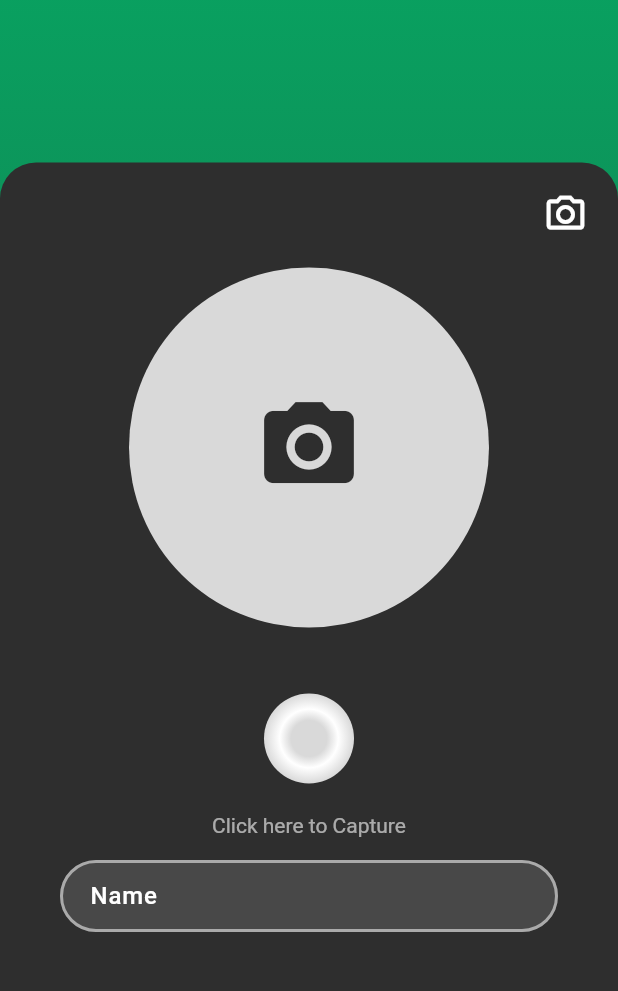
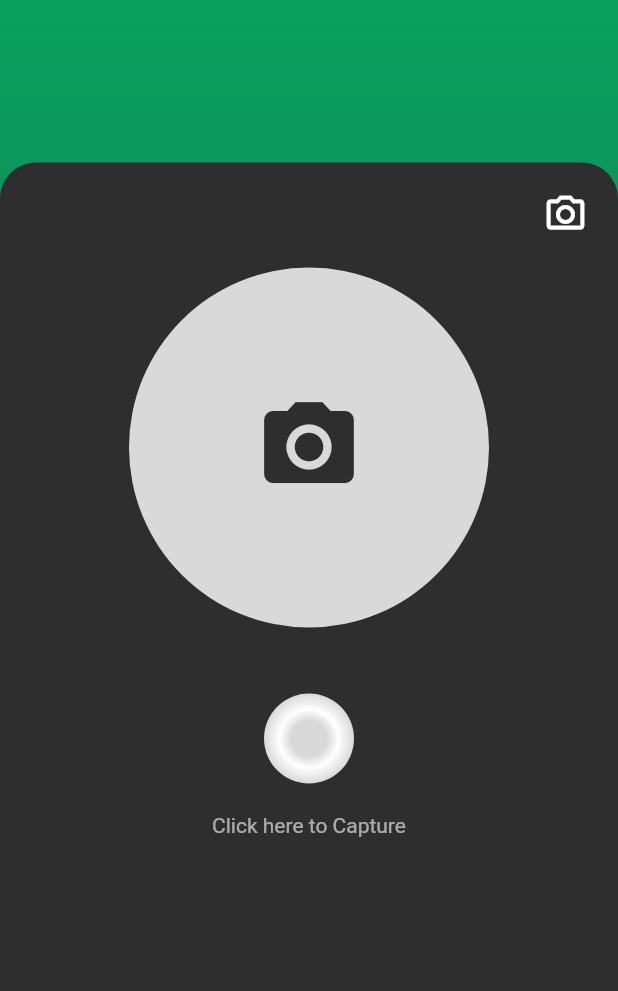
Before and after one commit to AslamThachapalli/face-authentication-app, a Flutter app: the AuthenticateFaceView screen opened directly, on a phone screen of 412 x 824 dp, the part 60-1051 px from its top. Run offline on Flutter 3.47's test engine with Material 2 defaults, Android fonts, the phone set to English and light mode, and no system bars; our stand-ins replace cloud_firestore, firebase_core, image_picker; missing offline and left inert: flutter_face_api, google_mlkit_face_detection; accounts and stored records are empty.

Commit message:
Used google_ml_kit to authenticate user without entering name or any id.

```diff
--- a/lib/authenticate_face/authenticate_face_view.dart
+++ b/lib/authenticate_face/authenticate_face_view.dart
@@ -1,10 +1,12 @@
 import 'dart:convert';
 import 'dart:developer';
+import 'dart:math' as math;
 import 'dart:typed_data';
 import 'dart:ui';
 
 import 'package:cloud_firestore/cloud_firestore.dart';
 import 'package:face_auth/authenticate_face/token_details_view.dart';
+import 'package:face_auth/common/utils/extract_face_feature.dart';
 import 'package:face_auth/common/views/camera_view.dart';
 import 'package:face_auth/common/views/custom_button.dart';
 import 'package:face_auth/constants/theme.dart';
@@ -13,6 +15,7 @@ import 'package:face_auth/model/user_model.dart';
 import 'package:flutter/services.dart';
 import 'package:flutter_face_api/face_api.dart' as Regula;
 import 'package:flutter/material.dart';
+import 'package:google_mlkit_face_detection/google_mlkit_face_detection.dart';
 
 class AuthenticateFaceView extends StatefulWidget {
   const AuthenticateFaceView({Key? key}) : super(key: key);
@@ -22,14 +25,21 @@ class AuthenticateFaceView extends StatefulWidget {
 }
 
 class _AuthenticateFaceViewState extends State<AuthenticateFaceView> {
+  final FaceDetector _faceDetector = FaceDetector(
+    options: FaceDetectorOptions(
+      enableLandmarks: true,
+      performanceMode: FaceDetectorMode.accurate,
+    ),
+  );
+  FaceFeatures? _faceFeatures;
   var image1 = Regula.MatchFacesImage();
   var image2 = Regula.MatchFacesImage();
 
   String _similarity = "";
   bool _canAuthenticate = false;
-  final _formKey = GlobalKey<FormFieldState>();
-  final TextEditingController _nameController = TextEditingController();
-  List<UserModel> users = <UserModel>[];
+  // final _formKey = GlobalKey<FormFieldState>();
+  // final TextEditingController _nameController = TextEditingController();
+  List<dynamic> users = [];
   bool userExists = false;
   UserModel? loggingUser;
   bool isMatching = false;
@@ -42,6 +52,12 @@ class _AuthenticateFaceViewState extends State<AuthenticateFaceView> {
   }
 
   Future<void> _initPlatformState() async {}
+
+  @override
+  void dispose() {
+    _faceDetector.close();
+    super.dispose();
+  }
 
   @override
   Widget build(BuildContext context) {
@@ -87,70 +103,34 @@ class _AuthenticateFaceViewState extends State<AuthenticateFaceView> {
                           topRight: Radius.circular(24),
                         ),
                       ),
-                      child: SingleChildScrollView(
                       child: Column(
                         children: [
                           CameraView(
                             onImage: (image) {
                               _setImage(image);
                             },
-                            ),
-                            Padding(
-                              padding: const EdgeInsets.symmetric(
-                                  horizontal: 20, vertical: 15),
-                              child: TextFormField(
-                                key: _formKey,
-                                controller: _nameController,
-                                style: const TextStyle(
-                                  color: primaryWhite,
-                                  fontWeight: FontWeight.w500,
-                                  letterSpacing: 0.6,
-                                ),
-                                cursorColor: Color(0xffAAAAAA),
-                                decoration: InputDecoration(
-                                  contentPadding: EdgeInsets.symmetric(
-                                    vertical: 8,
-                                    horizontal: 20,
-                                  ),
-                                  filled: true,
-                                  fillColor: Color(0xff484848),
-                                  hintText: "Name",
-                                  hintStyle: TextStyle(
-                                    color: primaryWhite,
-                                    fontWeight: FontWeight.w500,
-                                  ),
-                                  enabledBorder: OutlineInputBorder(
-                                    borderRadius: BorderRadius.circular(28),
-                                    borderSide: BorderSide(
-                                      width: 2,
-                                      color: Color(0xffAAAAAA),
+                            onInputImage: (inputImage) async {
+                              showDialog(
+                                context: context,
+                                barrierDismissible: false,
+                                builder: (context) => const Center(
+                                  child: CircularProgressIndicator(
+                                    color: accentColor,
                                   ),
                                 ),
-                                  focusedBorder: OutlineInputBorder(
-                                    borderRadius: BorderRadius.circular(28),
-                                    borderSide: BorderSide(
-                                      width: 2,
-                                      color: Color(0xffAAAAAA),
-                                    ),
-                                  ),
-                                ),
-                                validator: (val) {
-                                  if (val == null || val.trim().isEmpty) {
-                                    return "Enter Name";
-                                  } else {
-                                    return null;
-                                  }
+                              );
+                              _faceFeatures = await extractFaceFeatures(
+                                  inputImage, _faceDetector);
+                              setState(() {});
+                              if (mounted) Navigator.of(context).pop();
                             },
                           ),
-                            ),
+                          Spacer(),
                           if (_canAuthenticate)
                             CustomButton(
                               text: "Redeem Token",
                               arrowColor: primaryBlack,
                               onTap: () {
-                                  if (_formKey.currentState!.validate()) {
-                                    FocusScope.of(context).unfocus();
-
                                 showDialog(
                                   context: context,
                                   barrierDismissible: false,
@@ -163,18 +143,11 @@ class _AuthenticateFaceViewState extends State<AuthenticateFaceView> {
 
                                 FirebaseFirestore.instance
                                     .collection("users")
-                                        .where(
-                                          "name",
-                                          isEqualTo: _nameController.text
-                                              .trim()
-                                              .toUpperCase(),
-                                        )
                                     .get()
                                     .catchError((e) {
                                   log("Getting User Error: $e");
                                   Navigator.of(context).pop();
-                                      ScaffoldMessenger.of(context)
-                                          .showSnackBar(
+                                  ScaffoldMessenger.of(context).showSnackBar(
                                     SnackBar(
                                       content: Text(
                                           "Something went wrong. Please try again."),
@@ -185,29 +158,42 @@ class _AuthenticateFaceViewState extends State<AuthenticateFaceView> {
                                   );
                                 }).then((snap) {
                                   if (snap.docs.isNotEmpty) {
+                                    users.clear();
+                                    log(snap.docs.length.toString(),
+                                        name: "Total Registered Users");
+                                    for (var doc in snap.docs) {
+                                      UserModel user =
+                                          UserModel.fromJson(doc.data());
+                                      double similarity = compareFaces(
+                                          _faceFeatures!, user.faceFeatures!);
+                                      if (similarity >= 0.8 &&
+                                          similarity <= 2) {
+                                        users.add([user, similarity]);
+                                      }
+                                    }
+                                    log(users.length.toString(),
+                                        name: "Filtered Users");
                                     setState(() {
-                                          for (var doc in snap.docs) {
-                                            users.add(
-                                              UserModel.fromJson(doc.data()),
-                                            );
-                                          }
+                                      users.sort((a, b) =>
+                                          (((a.last as double) - 1).abs())
+                                              .compareTo(
+                                                  ((b.last as double) - 1)
+                                                      .abs()));
                                     });
 
                                     _matchFaces();
                                   } else {
                                     _showDialog(
-                                          title: "User Not Found",
+                                      title: "No Users Registered",
                                       description:
-                                              "Make sure user is registered. If already registered enter registered name.",
+                                          "Make sure users are registered first before redeeming token.",
                                     );
                                   }
                                 });
-                                  }
                               },
                             ),
                           SizedBox(height: 30),
                         ],
-                        ),
                       ),
                     ),
                   ],
@@ -229,10 +215,53 @@ class _AuthenticateFaceViewState extends State<AuthenticateFaceView> {
     });
   }
 
+  double compareFaces(FaceFeatures face1, FaceFeatures face2) {
+    double distEar1 = euclideanDistance(face1.rightEar!, face1.leftEar!);
+    double distEar2 = euclideanDistance(face2.rightEar!, face2.leftEar!);
+
+    double ratioEar = distEar1 / distEar2;
+
+    double distEye1 = euclideanDistance(face1.rightEye!, face1.leftEye!);
+    double distEye2 = euclideanDistance(face2.rightEye!, face2.leftEye!);
+
+    double ratioEye = distEye1 / distEye2;
+
+    double distCheek1 = euclideanDistance(face1.rightCheek!, face1.leftCheek!);
+    double distCheek2 = euclideanDistance(face2.rightCheek!, face2.leftCheek!);
+
+    double ratioCheek = distCheek1 / distCheek2;
+
+    double distMouth1 = euclideanDistance(face1.rightMouth!, face1.leftMouth!);
+    double distMouth2 = euclideanDistance(face2.rightMouth!, face2.leftMouth!);
+
+    double ratioMouth = distMouth1 / distMouth2;
+
+    double distNoseToMouth1 =
+        euclideanDistance(face1.noseBase!, face1.bottomMouth!);
+    double distNoseToMouth2 =
+        euclideanDistance(face2.noseBase!, face2.bottomMouth!);
+
+    double ratioNoseToMouth = distNoseToMouth1 / distNoseToMouth2;
+
+    double ratio =
+        (ratioEye + ratioEar + ratioCheek + ratioMouth + ratioNoseToMouth) / 5;
+    log("------Ratio--------");
+    log(ratio.toString());
+
+    return ratio;
+  }
+
+// A function to calculate the Euclidean distance between two points
+  double euclideanDistance(Points p1, Points p2) {
+    final sqr =
+        math.sqrt(math.pow((p1.x! - p2.x!), 2) + math.pow((p1.y! - p2.y!), 2));
+    return sqr;
+  }
+
   _matchFaces() async {
     bool faceMatched = false;
-    for (UserModel user in users) {
-      image1.bitmap = user.image;
+    for (List user in users) {
+      image1.bitmap = (user.first as UserModel).image;
       image1.imageType = Regula.ImageType.PRINTED;
 
       //Face comparing logic.
@@ -254,7 +283,7 @@ class _AuthenticateFaceViewState extends State<AuthenticateFaceView> {
 
         if (_similarity != "error" && double.parse(_similarity) > 90.00) {
           faceMatched = true;
-          loggingUser = user;
+          loggingUser = user.first;
         } else {
           faceMatched = false;
         }
@@ -295,7 +324,6 @@ class _AuthenticateFaceViewState extends State<AuthenticateFaceView> {
 
           int redeemedOn = DateTime.now().millisecondsSinceEpoch;
           loggingUser!.lastRedeemedOn = redeemedOn;
-          // loggingUser!.redeemedDates!.add(redeemedOn);
 
           int tokensUsed = loggingUser!.tokensUsed! + 1;
           loggingUser!.tokensUsed = tokensUsed;
--- a/lib/common/views/camera_view.dart
+++ b/lib/common/views/camera_view.dart
@@ -3,15 +3,16 @@ import 'dart:typed_data';
 
 import 'package:face_auth/constants/theme.dart';
 import 'package:flutter/material.dart';
+import 'package:google_mlkit_face_detection/google_mlkit_face_detection.dart';
 import 'package:image_picker/image_picker.dart';
 
 class CameraView extends StatefulWidget {
-  const CameraView({
-    Key? key,
-    required this.onImage,
-  }) : super(key: key);
+  const CameraView(
+      {Key? key, required this.onImage, required this.onInputImage})
+      : super(key: key);
 
-  final Function(Uint8List inputImage) onImage;
+  final Function(Uint8List image) onImage;
+  final Function(InputImage inputImage) onInputImage;
 
   @override
   State<CameraView> createState() => _CameraViewState();
@@ -115,5 +116,8 @@ class _CameraViewState extends State<CameraView> {
 
     Uint8List imageBytes = _image!.readAsBytesSync();
     widget.onImage(imageBytes);
+
+    InputImage inputImage = InputImage.fromFilePath(path);
+    widget.onInputImage(inputImage);
   }
 }
--- a/lib/model/user_model.dart
+++ b/lib/model/user_model.dart
@@ -7,8 +7,8 @@ class UserModel {
   int? tokensLeft;
   int? tokensUsed;
   int? lastRedeemedOn;
-  // List<int>? redeemedDates;
-  int? createdAt;
+  FaceFeatures? faceFeatures;
+  int? registeredOn;
 
   UserModel({
     this.id,
@@ -19,8 +19,8 @@ class UserModel {
     this.tokensLeft,
     this.tokensUsed,
     this.lastRedeemedOn,
-    // this.redeemedDates,
-    this.createdAt,
+    this.faceFeatures,
+    this.registeredOn,
   });
 
   factory UserModel.fromJson(Map<String, dynamic> json) {
@@ -33,10 +33,8 @@ class UserModel {
       tokensLeft: json['tokensLeft'],
       tokensUsed: json['tokensUsed'] ?? 0,
       lastRedeemedOn: json['lastRedeemedOn'],
-      // redeemedDates: json['redeemedDates'] != null
-      //     ? (json['redeemedDates'] as List).map((e) => e as int).toList()
-      //     : <int>[],
-      createdAt: json['createdAt'],
+      faceFeatures: FaceFeatures.fromJson(json["faceFeatures"]),
+      registeredOn: json['registeredOn'],
     );
   }
 
@@ -50,8 +48,77 @@ class UserModel {
       'tokensLeft': tokensLeft,
       'tokensUsed': tokensUsed,
       'lastRedeemedOn': lastRedeemedOn,
-      // 'redeemedDates': redeemedDates,
-      'createdAt': createdAt,
+      'faceFeatures': faceFeatures?.toJson() ?? {},
+      'registeredOn': registeredOn,
     };
   }
 }
+
+class FaceFeatures {
+  Points? rightEar;
+  Points? leftEar;
+  Points? rightEye;
+  Points? leftEye;
+  Points? rightCheek;
+  Points? leftCheek;
+  Points? rightMouth;
+  Points? leftMouth;
+  Points? noseBase;
+  Points? bottomMouth;
+
+  FaceFeatures({
+    this.rightMouth,
+    this.leftMouth,
+    this.leftCheek,
+    this.rightCheek,
+    this.leftEye,
+    this.rightEar,
+    this.leftEar,
+    this.rightEye,
+    this.noseBase,
+    this.bottomMouth,
+  });
+
+  factory FaceFeatures.fromJson(Map<String, dynamic> json) => FaceFeatures(
+        rightMouth: Points.fromJson(json["rightMouth"]),
+        leftMouth: Points.fromJson(json["leftMouth"]),
+        leftCheek: Points.fromJson(json["leftCheek"]),
+        rightCheek: Points.fromJson(json["rightCheek"]),
+        leftEye: Points.fromJson(json["leftEye"]),
+        rightEar: Points.fromJson(json["rightEar"]),
+        leftEar: Points.fromJson(json["leftEar"]),
+        rightEye: Points.fromJson(json["rightEye"]),
+    noseBase: Points.fromJson(json["noseBase"]),
+    bottomMouth: Points.fromJson(json["bottomMouth"]),
+      );
+
+  Map<String, dynamic> toJson() => {
+        "rightMouth": rightMouth?.toJson() ?? {},
+        "leftMouth": leftMouth?.toJson() ?? {},
+        "leftCheek": leftCheek?.toJson() ?? {},
+        "rightCheek": rightCheek?.toJson() ?? {},
+        "leftEye": leftEye?.toJson() ?? {},
+        "rightEar": rightEar?.toJson() ?? {},
+        "leftEar": leftEar?.toJson() ?? {},
+        "rightEye": rightEye?.toJson() ?? {},
+        "noseBase": noseBase?.toJson() ?? {},
+        "bottomMouth": bottomMouth?.toJson() ?? {},
+      };
+}
+
+class Points {
+  int? x;
+  int? y;
+
+  Points({
+    required this.x,
+    required this.y,
+  });
+
+  factory Points.fromJson(Map<String, dynamic> json) => Points(
+        x: (json['x'] ?? 0) as int,
+        y: (json['y'] ?? 0) as int,
+      );
+
+  Map<String, dynamic> toJson() => {'x': x, 'y': y};
+}
--- a/pubspec.yaml
+++ b/pubspec.yaml
@@ -36,6 +36,7 @@ dependencies:
   firebase_core: ^2.5.0
   cloud_firestore: ^4.4.0
   uuid: ^3.0.7
+  google_mlkit_face_detection: ^0.5.0
 
 
   # The following adds the Cupertino Icons font to your application.
```
Also changed, not shown: lib/common/utils/extract_face_feature.dart (added, +43 -0 lines), lib/register_face/enter_details_view.dart (+6 -2 lines), lib/register_face/register_face_view.dart (+35 -2 lines), pubspec.lock. Lines whose indentation alone changed are shown as unchanged.
